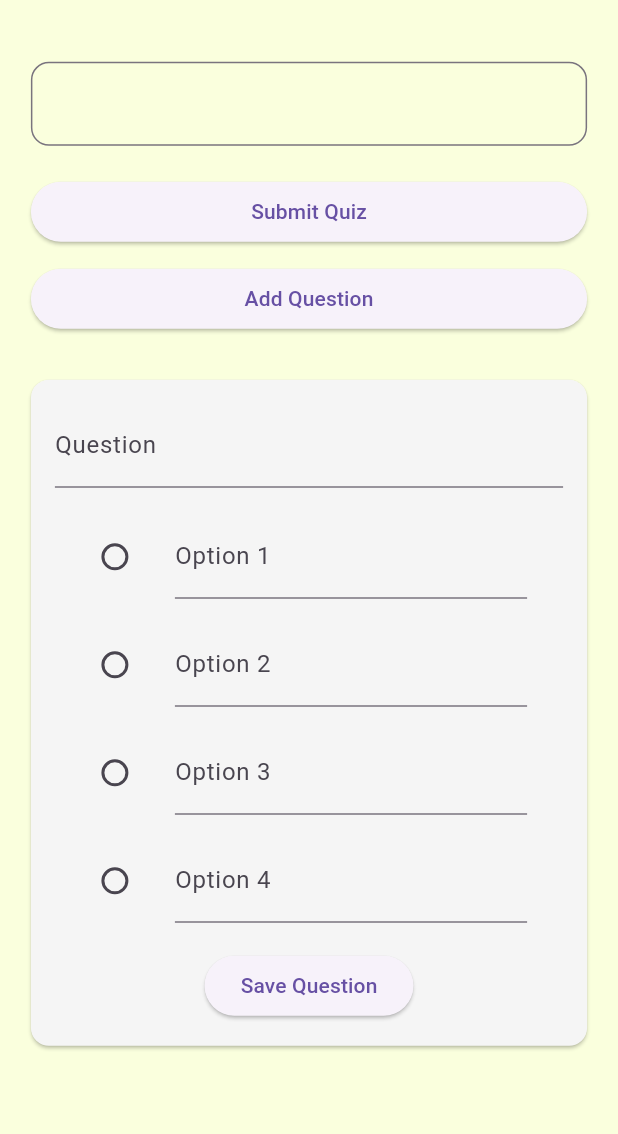
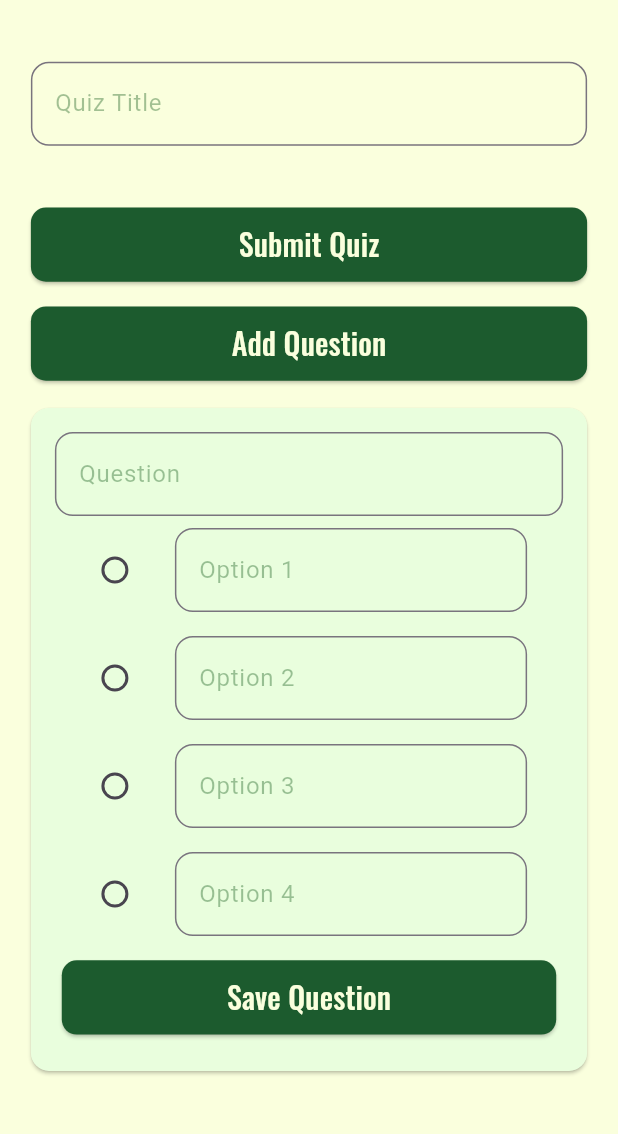
Before and after one commit to JuhiLasod/Quizora, a Flutter app: the CreateQuiz screen opened directly, after a tap on "Add Question", on a phone screen of 412 x 824 dp, the part 84-1218 px from its top. Run offline on Flutter 3.47's test engine with Material 3 defaults, Android fonts, the light colour scheme and no system bars; our stand-ins replace animated_text_kit; project files that could hold a hidden picture were left out.

Commit message:
create quiz page ui done

```diff
--- a/frontend/lib/screens/CreateQuiz.dart
+++ b/frontend/lib/screens/CreateQuiz.dart
@@ -80,18 +80,42 @@ class _CreateQuizState extends State<CreateQuiz> {
           children: [
             TextField(
               controller: _titlec,
-              decoration: InputDecoration(border: OutlineInputBorder(borderRadius: BorderRadius.circular(12))),
+              decoration: InputDecoration(hintText: "Quiz Title",hintStyle: TextStyle(color: const Color.fromARGB(255, 25, 94, 30).withAlpha(100)),border: OutlineInputBorder(borderRadius: BorderRadius.circular(12))),
               onChanged: (value) {
                 setState(() {
                   title = value;
                 });
               },
             ),
-            const SizedBox(height: 20),
-            ElevatedButton(onPressed: setQuiz, child: Text("Submit Quiz")),
-            const SizedBox(height: 10),
-            ElevatedButton(onPressed: addNewQuestionForm, child: Text("Add Question")),
-            const SizedBox(height: 20),
+            // const SizedBox(height: 20),
+            Padding(padding: EdgeInsets.fromLTRB(0,screenHeight * 0.05, 0, screenHeight * 0.01),
+                    child: Container(
+                      width : screenWidth * 0.8,
+                      height: screenHeight * 0.06,
+                      child: ElevatedButton(
+                        style: ElevatedButton.styleFrom(shape: RoundedRectangleBorder(borderRadius: BorderRadius.circular(10)),backgroundColor: Color.fromARGB(255, 28, 91, 46),),
+                        onPressed: (){
+                          setQuiz();
+                        },
+                        child:Text("Submit Quiz", style: TextStyle(color: const Color.fromARGB(255, 250, 255, 221),fontFamily: 'basic', fontSize: 20))
+                      ),
+                    ),
+                  ),
+            Padding(padding: EdgeInsets.fromLTRB(0,screenHeight * 0.01, 0, screenHeight * 0.01),
+                    child: Container(
+                      width : screenWidth * 0.8,
+                      height: screenHeight * 0.06,
+                      child: ElevatedButton(
+                        style: ElevatedButton.styleFrom(shape: RoundedRectangleBorder(borderRadius: BorderRadius.circular(10)),backgroundColor: Color.fromARGB(255, 28, 91, 46),),
+                        onPressed: (){
+                          addNewQuestionForm();
+                        },
+                        child:Text("Add Question", style: TextStyle(color: const Color.fromARGB(255, 250, 255, 221),fontFamily: 'basic', fontSize: 20))
+                      ),
+                    ),
+                  ),
+
+
             ...questionForms,
           ],
         ),
@@ -158,8 +182,10 @@ class _QuestionFormState extends State<QuestionForm> {
 
   @override
   Widget build(BuildContext context) {
+    final screenHeight= MediaQuery.of(context).size.height;
+    final screenWidth= MediaQuery.of(context).size.width;
     return Card(
-      color: Colors.grey[100],
+      color: const Color.fromARGB(255, 233, 254, 221),
       margin: EdgeInsets.symmetric(vertical: 10),
       child: Padding(
         padding: const EdgeInsets.all(16),
@@ -167,15 +193,19 @@ class _QuestionFormState extends State<QuestionForm> {
           children: [
             TextField(
               controller: _quesC,
-              decoration: InputDecoration(labelText: "Question"),
+              decoration: InputDecoration(hintText: "Question",hintStyle: TextStyle(color: const Color.fromARGB(255, 25, 94, 30).withAlpha(100)),border: OutlineInputBorder(borderRadius: BorderRadius.circular(12))),
             ),
-            const SizedBox(height: 10),
+
             ...List.generate(4, (i) {
               return ListTile(
                 title: TextField(
-                  controller: _optionCs[i],
-                  decoration: InputDecoration(labelText: "Option ${i + 1}"),
-                ),
+              controller: _optionCs[i],
+              decoration: InputDecoration(hintText: "Option ${i + 1}",hintStyle: TextStyle(color: const Color.fromARGB(255, 25, 94, 30).withAlpha(100)),border: OutlineInputBorder(borderRadius: BorderRadius.circular(12))),
+            ),
+            // TextField(
+            //       controller: _optionCs[i],
+            //       decoration: InputDecoration(labelText: "Option ${i + 1}"),
+            //     ),
                 leading: Radio<int>(
                   value: i,
                   groupValue: _correctIndex,
@@ -184,11 +214,25 @@ class _QuestionFormState extends State<QuestionForm> {
                       _correctIndex = value;
                     });
                   },
+                  activeColor: const Color.fromARGB(255, 25, 94, 30),
                 ),
               );
             }),
-            SizedBox(height: 10),
-            ElevatedButton(onPressed: saveQuestion, child: Text("Save Question")),
+            Padding(padding: EdgeInsets.fromLTRB(0,screenHeight * 0.01, 0, screenHeight * 0.01),
+                    child: Container(
+                      width : screenWidth * 0.8,
+                      height: screenHeight * 0.06,
+                      child: ElevatedButton(
+                        style: ElevatedButton.styleFrom(shape: RoundedRectangleBorder(borderRadius: BorderRadius.circular(10)),backgroundColor: Color.fromARGB(255, 28, 91, 46),),
+                        onPressed: (){
+                          saveQuestion();
+                        },
+                        child:Text("Save Question", style: TextStyle(color: const Color.fromARGB(255, 250, 255, 221),fontFamily: 'basic', fontSize: 20))
+                      ),
+                    ),
+                  ),
+            // SizedBox(height: 10),
+            // ElevatedButton(onPressed: saveQuestion, child: Text("Save Question")),
           ],
         ),
       ),
```
